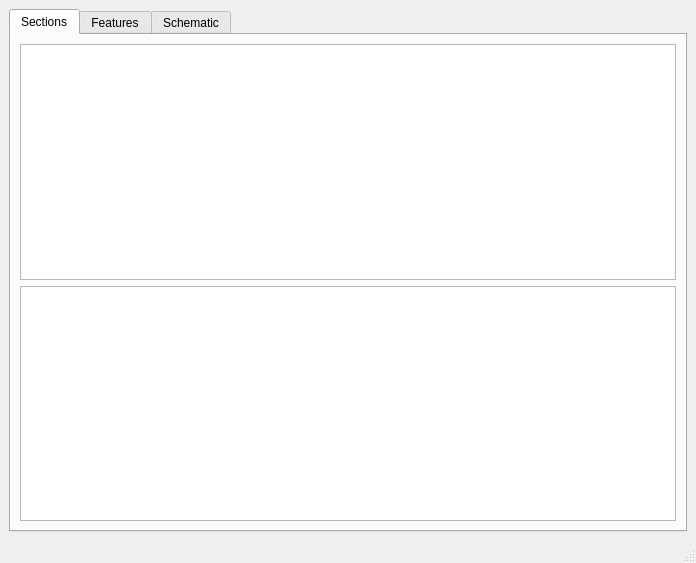
Old version of the form vcs_tool.ui in the repository Drew973/vcs_tool.
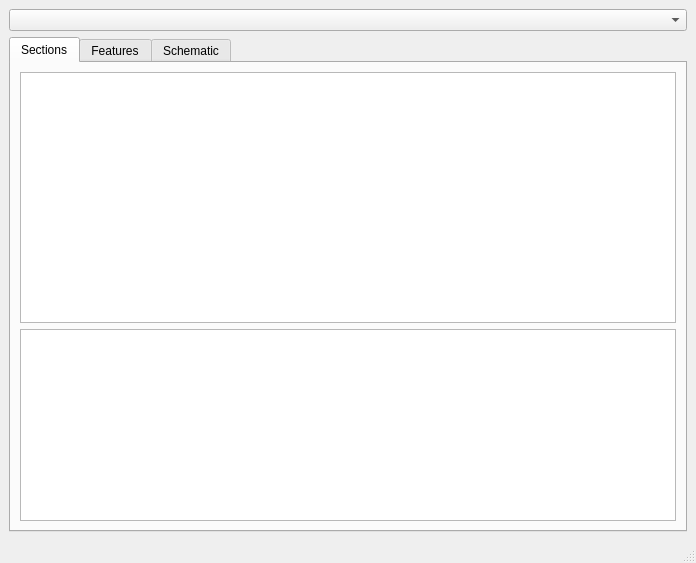
New version of the form.

Commit message: mostly working, insertDialog incomplete. 2nd thoughts about using dialog at all.

```diff
--- a/vcs_tool.ui
+++ b/vcs_tool.ui
@@ -15,6 +15,9 @@
   </property>
   <widget class="QWidget" name="centralwidget">
    <layout class="QVBoxLayout" name="verticalLayout_2">
+    <item>
+     <widget class="QComboBox" name="secBox"/>
+    </item>
     <item>
      <widget class="QTabWidget" name="tabWidget">
       <property name="currentIndex">
@@ -26,10 +29,21 @@
        </attribute>
        <layout class="QVBoxLayout" name="verticalLayout_3">
         <item>
-         <widget class="QTableView" name="sectionsView"/>
+         <widget class="QTableView" name="sectionsView">
+          <property name="alternatingRowColors">
+           <bool>true</bool>
+          </property>
+         </widget>
         </item>
         <item>
-         <widget class="QTableView" name="insertSectionView"/>
+         <widget class="QTableView" name="insertSectionView">
+          <property name="sizePolicy">
+           <sizepolicy hsizetype="Expanding" vsizetype="Minimum">
+            <horstretch>0</horstretch>
+            <verstretch>0</verstretch>
+           </sizepolicy>
+          </property>
+         </widget>
         </item>
        </layout>
       </widget>
@@ -38,9 +52,6 @@
         <string>Features</string>
        </attribute>
        <layout class="QVBoxLayout" name="verticalLayout">
-        <item>
-         <widget class="QComboBox" name="secBox"/>
-        </item>
         <item>
          <widget class="QTableView" name="featuresView">
           <property name="focusPolicy">
```
Left out of the diff: 3 changed lines with no effect on the pictures. The commit also changes 3 other files.
